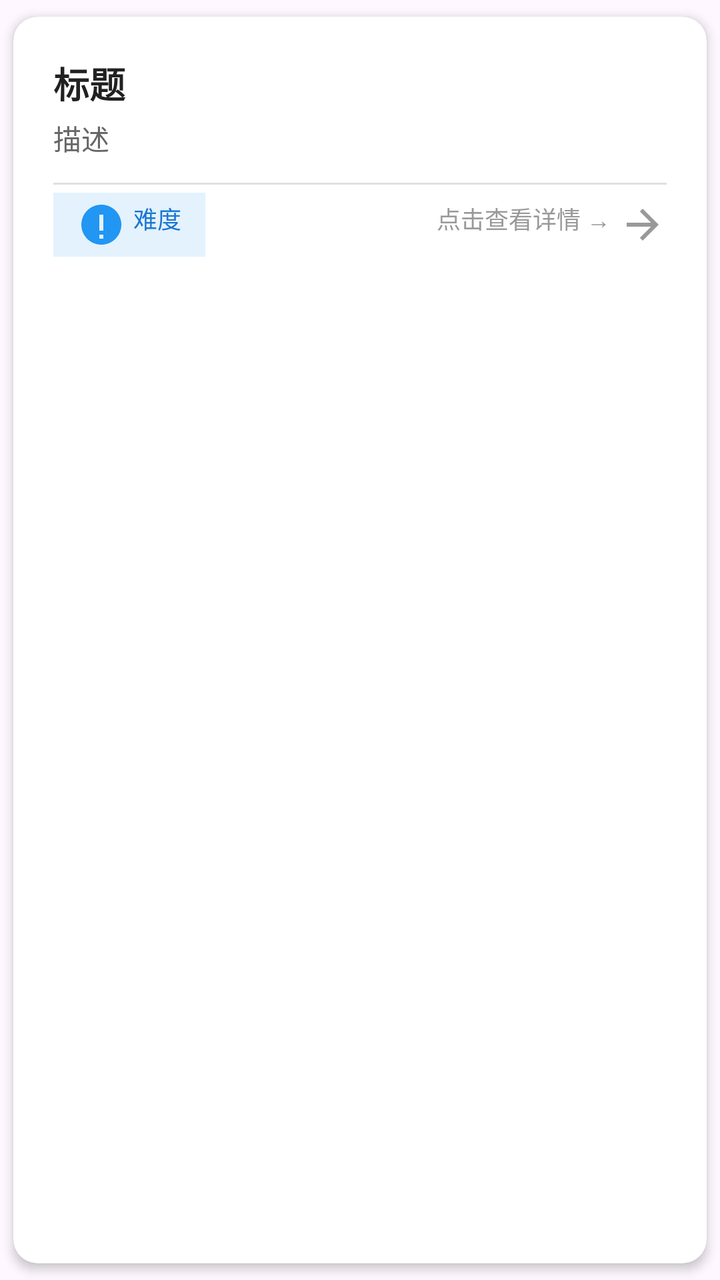
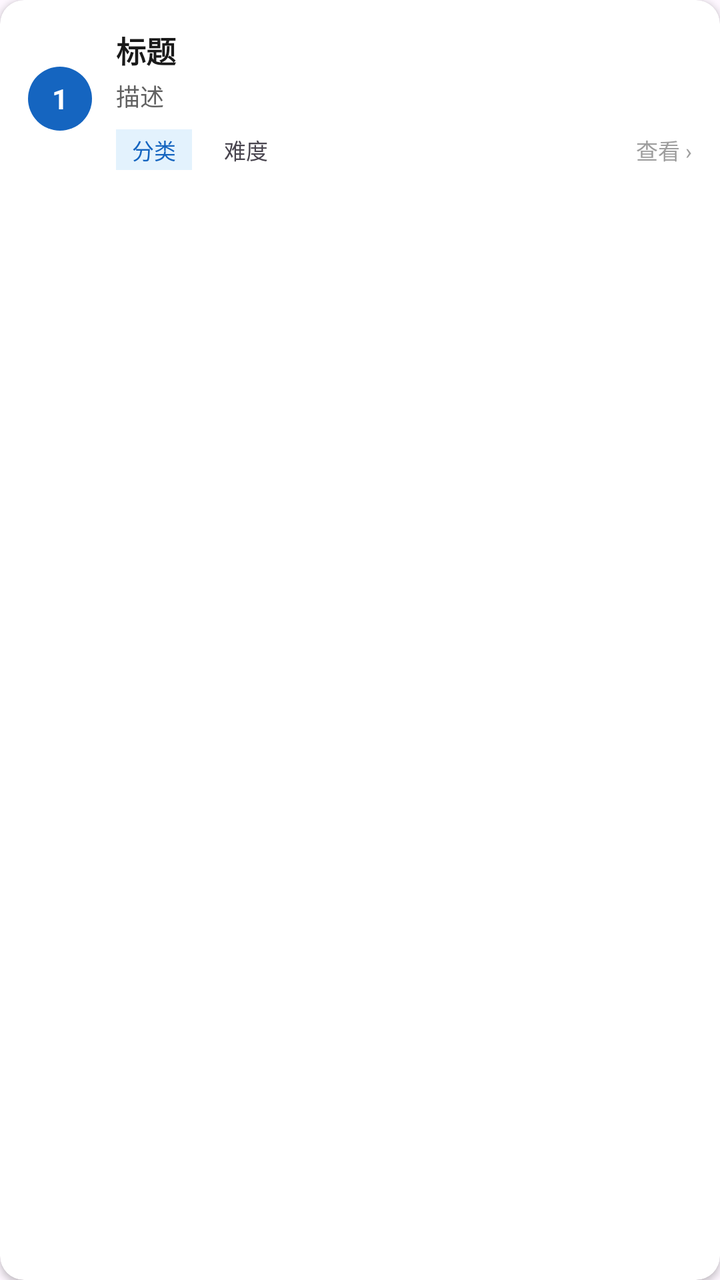

Screens rendered from an Android XML layout before and after an edit, with the pre-edit source and the edit as a unified diff.
<!-- AndroidManifest.xml: application theme Theme.LifeReApplication -->
<!-- res/layout/item_problem.xml -->
<?xml version="1.0" encoding="utf-8"?>
<androidx.cardview.widget.CardView xmlns:android="http://schemas.android.com/apk/res/android"
    xmlns:app="http://schemas.android.com/apk/res-auto"
    android:layout_width="match_parent"
    android:layout_height="wrap_content"
    android:layout_margin="8dp"
    app:cardCornerRadius="12dp"
    app:cardElevation="3dp"
    app:cardUseCompatPadding="true"
    android:foreground="?android:attr/selectableItemBackground">

    <LinearLayout
        android:layout_width="match_parent"
        android:layout_height="wrap_content"
        android:orientation="vertical"
        android:padding="20dp">

        <TextView
            android:id="@+id/textTitle"
            android:layout_width="match_parent"
            android:layout_height="wrap_content"
            android:text="标题"
            android:textSize="18sp"
            android:textStyle="bold"
            android:textColor="#212121"
            android:layout_marginBottom="4dp" />

        <TextView
            android:id="@+id/textDescription"
            android:layout_width="match_parent"
            android:layout_height="wrap_content"
            android:text="描述"
            android:textSize="14sp"
            android:textColor="#666666"
            android:layout_marginBottom="8dp" />

        <View
            android:layout_width="match_parent"
            android:layout_height="1dp"
            android:background="#E0E0E0"
            android:layout_marginVertical="4dp" />

        <LinearLayout
            android:layout_width="match_parent"
            android:layout_height="wrap_content"
            android:orientation="horizontal"
            android:gravity="center_vertical">

            <TextView
                android:id="@+id/textDifficulty"
                android:layout_width="wrap_content"
                android:layout_height="wrap_content"
                android:text="难度"
                android:textSize="12sp"
                android:textColor="#1976D2"
                android:background="#E3F2FD"
                android:paddingHorizontal="12dp"
                android:paddingVertical="4dp"
                android:drawableStart="@drawable/ic_info"
                android:drawablePadding="4dp"
                app:iconTint="#1976D2" />

            <TextView
                android:layout_width="0dp"
                android:layout_height="wrap_content"
                android:layout_weight="1"
                android:text="点击查看详情 →"
                android:textSize="12sp"
                android:textColor="#999999"
                android:gravity="end"
                android:drawableEnd="@drawable/ic_arrow_right"
                android:drawablePadding="4dp"
                app:iconTint="#999999" />

        </LinearLayout>

    </LinearLayout>

</androidx.cardview.widget.CardView>
<!-- resources referenced by this layout -->
<resources>
  <!-- drawable ic_arrow_right (drawable) -->
  <?xml version="1.0" encoding="utf-8"?>
  <vector xmlns:android="http://schemas.android.com/apk/res/android"
      android:width="24dp"
      android:height="24dp"
      android:viewportWidth="24"
      android:viewportHeight="24"
      android:tint="#999999">
      <path
          android:fillColor="@android:color/white"
          android:pathData="M12,4l-1.41,1.41L16.17,11H4v2h12.17l-5.58,5.59L12,20l8,-8z" />
  </vector>
  <!-- drawable ic_info (drawable) -->
  <?xml version="1.0" encoding="utf-8"?>
  <vector xmlns:android="http://schemas.android.com/apk/res/android"
      android:width="24dp"
      android:height="24dp"
      android:viewportWidth="24"
      android:viewportHeight="24"
      android:tint="#2196F3">
      <path
          android:fillColor="@android:color/white"
          android:pathData="M12,2C6.48,2 2,6.48 2,12s4.48,10 10,10 10,-4.48 10,-10S17.52,2 12,2zM13,19h-2v-2h2v2zM13,15h-2L11,7h2v8z" />
  </vector>
  <style name="Theme.LifeReApplication" parent="Base.Theme.LifeReApplication" />
  <style name="Base.Theme.LifeReApplication" parent="Theme.Material3.DayNight.NoActionBar">
          
          
      </style>
</resources>

<!-- the commit's change to res/layout/item_problem.xml (unified diff, before → after) -->
@@ -3,74 +3,102 @@
     xmlns:app="http://schemas.android.com/apk/res-auto"
     android:layout_width="match_parent"
     android:layout_height="wrap_content"
-    android:layout_margin="8dp"
+    android:layout_marginStart="12dp"
+    android:layout_marginTop="6dp"
+    android:layout_marginEnd="12dp"
+    android:layout_marginBottom="6dp"
+    android:clickable="true"
+    android:focusable="true"
+    android:foreground="?android:attr/selectableItemBackground"
     app:cardCornerRadius="12dp"
-    app:cardElevation="3dp"
-    app:cardUseCompatPadding="true"
-    android:foreground="?android:attr/selectableItemBackground">
+    app:cardElevation="2dp">
 
     <LinearLayout
         android:layout_width="match_parent"
         android:layout_height="wrap_content"
-        android:orientation="vertical"
-        android:padding="20dp">
+        android:orientation="horizontal"
+        android:gravity="center_vertical"
+        android:padding="14dp">
 
+        
         <TextView
-            android:id="@+id/textTitle"
-            android:layout_width="match_parent"
-            android:layout_height="wrap_content"
-            android:text="标题"
-            android:textSize="18sp"
-            android:textStyle="bold"
-            android:textColor="#212121"
-            android:layout_marginBottom="4dp" />
-
-        <TextView
-            android:id="@+id/textDescription"
-            android:layout_width="match_parent"
-            android:layout_height="wrap_content"
-            android:text="描述"
+            android:id="@+id/textStage"
+            android:layout_width="32dp"
+            android:layout_height="32dp"
+            android:background="@drawable/bg_stage_badge"
+            android:gravity="center"
+            android:text="1"
+            android:textColor="@color/white"
             android:textSize="14sp"
-            android:textColor="#666666"
-            android:layout_marginBottom="8dp" />
-
-        <View
-            android:layout_width="match_parent"
-            android:layout_height="1dp"
-            android:background="#E0E0E0"
-            android:layout_marginVertical="4dp" />
+            android:textStyle="bold" />
 
         <LinearLayout
-            android:layout_width="match_parent"
+            android:layout_width="0dp"
             android:layout_height="wrap_content"
-            android:orientation="horizontal"
-            android:gravity="center_vertical">
+            android:layout_weight="1"
+            android:layout_marginStart="12dp"
+            android:orientation="vertical">
 
             <TextView
-                android:id="@+id/textDifficulty"
-                android:layout_width="wrap_content"
+                android:id="@+id/textTitle"
+                android:layout_width="match_parent"
                 android:layout_height="wrap_content"
-                android:text="难度"
-                android:textSize="12sp"
-                android:textColor="#1976D2"
-                android:background="#E3F2FD"
-                android:paddingHorizontal="12dp"
-                android:paddingVertical="4dp"
-                android:drawableStart="@drawable/ic_info"
-                android:drawablePadding="4dp"
-                app:iconTint="#1976D2" />
+                android:text="标题"
+                android:ellipsize="end"
+                android:maxLines="1"
+                android:textColor="@color/text_primary"
+                android:textSize="15sp"
+                android:textStyle="bold" />
 
             <TextView
-                android:layout_width="0dp"
+                android:id="@+id/textDescription"
+                android:layout_width="match_parent"
                 android:layout_height="wrap_content"
-                android:layout_weight="1"
-                android:text="点击查看详情 →"
-                android:textSize="12sp"
-                android:textColor="#999999"
-                android:gravity="end"
-                android:drawableEnd="@drawable/ic_arrow_right"
-                android:drawablePadding="4dp"
-                app:iconTint="#999999" />
+                android:layout_marginTop="3dp"
+                android:ellipsize="end"
+                android:maxLines="2"
+                android:text="描述"
+                android:textColor="@color/text_secondary"
+                android:textSize="12sp" />
+
+            <LinearLayout
+                android:layout_width="match_parent"
+                android:layout_height="wrap_content"
+                android:layout_marginTop="8dp"
+                android:orientation="horizontal"
+                android:gravity="center_vertical">
+
+                <TextView
+                    android:id="@+id/textCategory"
+                    android:layout_width="wrap_content"
+                    android:layout_height="wrap_content"
+                    android:background="@color/bg_chip"
+                    android:paddingHorizontal="8dp"
+                    android:paddingVertical="2dp"
+                    android:text="分类"
+                    android:textColor="@color/brand_primary"
+                    android:textSize="11sp" />
+
+                <TextView
+                    android:id="@+id/textDifficulty"
+                    android:layout_width="wrap_content"
+                    android:layout_height="wrap_content"
+                    android:layout_marginStart="8dp"
+                    android:paddingHorizontal="8dp"
+                    android:paddingVertical="2dp"
+                    android:text="难度"
+                    android:textSize="11sp" />
+
+                <TextView
+                    android:layout_width="0dp"
+                    android:layout_height="wrap_content"
+                    android:layout_weight="1"
+                    android:gravity="end"
+                    android:text="查看 ›"
+                    android:textColor="@color/text_hint"
+                    android:textSize="11sp" />
+
+            </LinearLayout>
 
         </LinearLayout>
 
<!-- resource entries referenced after the edit -->
@@ -1,33 +1,20 @@
 <!-- resources referenced by this layout -->
 <resources>
-  <!-- drawable ic_arrow_right (drawable) -->
+  <color name="bg_chip">#E3F2FD</color>
+  <color name="brand_primary">#1565C0</color>
+  <color name="text_hint">#9E9E9E</color>
+  <color name="text_primary">#1A1A1A</color>
+  <color name="text_secondary">#616161</color>
+  <color name="white">#FFFFFFFF</color>
+  <!-- drawable bg_stage_badge (drawable) -->
   <?xml version="1.0" encoding="utf-8"?>
-  <vector xmlns:android="http://schemas.android.com/apk/res/android"
-      android:width="24dp"
-      android:height="24dp"
-      android:viewportWidth="24"
-      android:viewportHeight="24"
-      android:tint="#999999">
-      <path
-          android:fillColor="@android:color/white"
-          android:pathData="M12,4l-1.41,1.41L16.17,11H4v2h12.17l-5.58,5.59L12,20l8,-8z" />
-  </vector>
-  <!-- drawable ic_info (drawable) -->
-  <?xml version="1.0" encoding="utf-8"?>
-  <vector xmlns:android="http://schemas.android.com/apk/res/android"
-      android:width="24dp"
-      android:height="24dp"
-      android:viewportWidth="24"
-      android:viewportHeight="24"
-      android:tint="#2196F3">
-      <path
-          android:fillColor="@android:color/white"
-          android:pathData="M12,2C6.48,2 2,6.48 2,12s4.48,10 10,10 10,-4.48 10,-10S17.52,2 12,2zM13,19h-2v-2h2v2zM13,15h-2L11,7h2v8z" />
-  </vector>
+  <shape xmlns:android="http://schemas.android.com/apk/res/android"
+      android:shape="oval">
+      <solid android:color="@color/brand_primary" />
+  </shape>
   <style name="Theme.LifeReApplication" parent="Base.Theme.LifeReApplication" />
   <style name="Base.Theme.LifeReApplication" parent="Theme.Material3.DayNight.NoActionBar">
-          
-          
+          <item name="colorPrimary">@color/brand_primary</item>
       </style>
 </resources>
 
